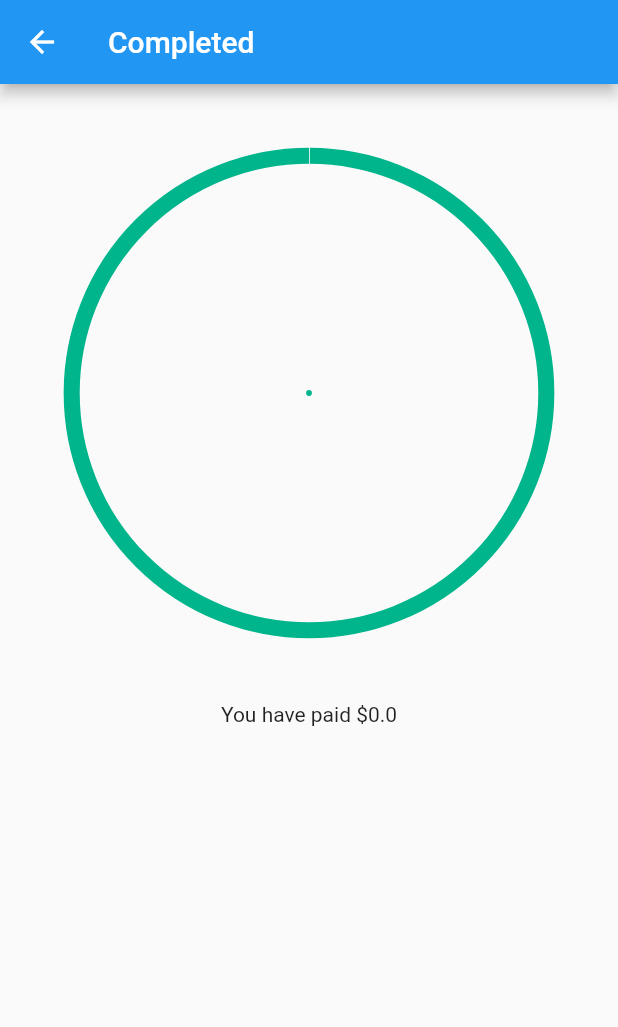
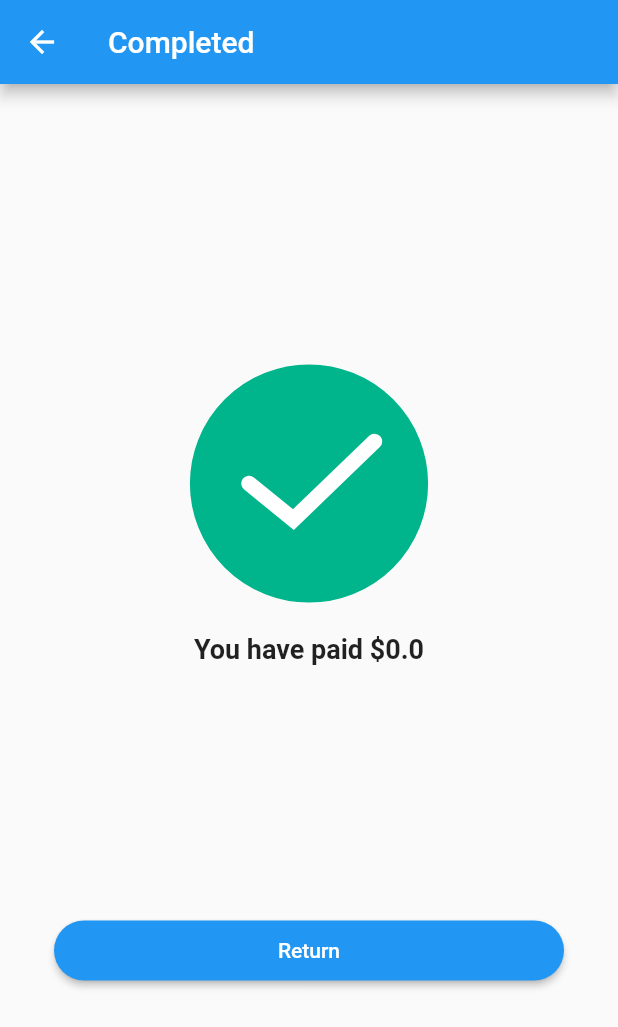
Before and after one commit to elise-ng/FYP_SmartCarPark, a Flutter app: the PaymentCompletePage screen opened directly with empty values, on a phone screen of 412 x 824 dp. Shown: the top 1027 px of the screen. Run offline on Flutter 3.47's test engine with Material 2 defaults, Android fonts, the phone set to English and light mode, and no system bars; our stand-ins replace bordered_text, cloud_firestore, cloud_functions, equatable, firebase_auth, firebase_core and 5 more; missing offline and left inert: awesome_card, enum_to_string, flutter_dialogs, pedantic, stripe_sdk; accounts and stored records are empty; generated files the repository leaves out were written again.

Commit message:
feat: completed credit card payment flow

```diff
--- a/mobile/lib/models/payment_method.dart
+++ b/mobile/lib/models/payment_method.dart
@@ -10,6 +10,7 @@ class PaymentMethod {
   String id;
   PaymentCard card;
   int created;
+  String customer;
 
   factory PaymentMethod.fromJson(Map json) => _$PaymentMethodFromJson(json);
 
@@ -31,9 +32,9 @@ class PaymentCard {
   String funding;
   String last4;
 
-  factory PaymentCard.fromJson(Map json) => _$CardFromJson(json);
+  factory PaymentCard.fromJson(Map json) => _$PaymentCardFromJson(json);
 
-  Map<String, dynamic> toJson() => _$CardToJson(this);
+  Map<String, dynamic> toJson() => _$PaymentCardToJson(this);
 
   String getBrandName() {
     switch (this.brand) {
--- a/mobile/lib/pages/payment/add_credit_card_page.dart
+++ b/mobile/lib/pages/payment/add_credit_card_page.dart
@@ -75,7 +75,6 @@ class _AddCreditCardPageState extends State<AddCreditCardPage> {
         builder: (context) => PaymentSummaryPage(
           paymentIntent: widget.paymentIntent,
           paymentMethod: paymentMethod,
-
         ),
       ),
     );
--- a/mobile/lib/pages/payment/payment_complete_page.dart
+++ b/mobile/lib/pages/payment/payment_complete_page.dart
@@ -14,6 +14,10 @@ class PaymentCompletePage extends StatefulWidget {
 }
 
 class _PaymentCompletePageState extends State<PaymentCompletePage> {
+  void _pop() {
+    Navigator.of(context).pop();
+  }
+
   @override
   Widget build(BuildContext context) {
     return Scaffold(
@@ -21,18 +25,52 @@ class _PaymentCompletePageState extends State<PaymentCompletePage> {
         title: Text('Completed'),
         leading: IconButton(
           icon: Icon(Icons.arrow_back),
-          onPressed: () {
-            Navigator.pop(context);
-          },
+          onPressed: this._pop,
         ),
       ),
       body: SafeArea(
-        child: Column(
-          children: <Widget>[
-            Lottie.asset("assets/lottie/completed.json"),
-            Text("You have paid \$${widget.invoice.total}"),
-
-          ],
+        child: Center(
+          child: Column(
+            mainAxisAlignment: MainAxisAlignment.spaceEvenly,
+            children: <Widget>[
+              Column(
+                children: <Widget>[
+                  Lottie.asset(
+                    "assets/lottie/completed.json",
+                    repeat: false,
+                    width: 200,
+                  ),
+                  Text(
+                    "You have paid \$${widget.invoice.total}",
+                    style: TextStyle(
+                      fontSize: 18,
+                      fontWeight: FontWeight.bold,
+                    ),
+                  ),
+                ],
+              ),
+              Container(
+                margin: EdgeInsets.symmetric(horizontal: 36),
+                child: RaisedButton(
+                  padding: EdgeInsets.symmetric(vertical: 12),
+                  shape: RoundedRectangleBorder(
+                    borderRadius: BorderRadius.circular(36),
+                  ),
+                  color: Theme.of(context).primaryColor,
+                  textColor: Colors.white,
+                  child: Row(
+                    mainAxisSize: MainAxisSize.max,
+                    mainAxisAlignment: MainAxisAlignment.center,
+                    children: <Widget>[
+                      Text("Return"),
+                    ],
+                  ),
+                  onPressed: this._pop,
+                  splashColor: Colors.indigoAccent,
+                ),
+              ),
+            ],
+          ),
         ),
       ),
     );
```
Also changed, not shown: mobile/lib/pages/payment/payment_summary_page.dart (+18 -4 lines), mobile/lib/models/payment_method.g.dart.
